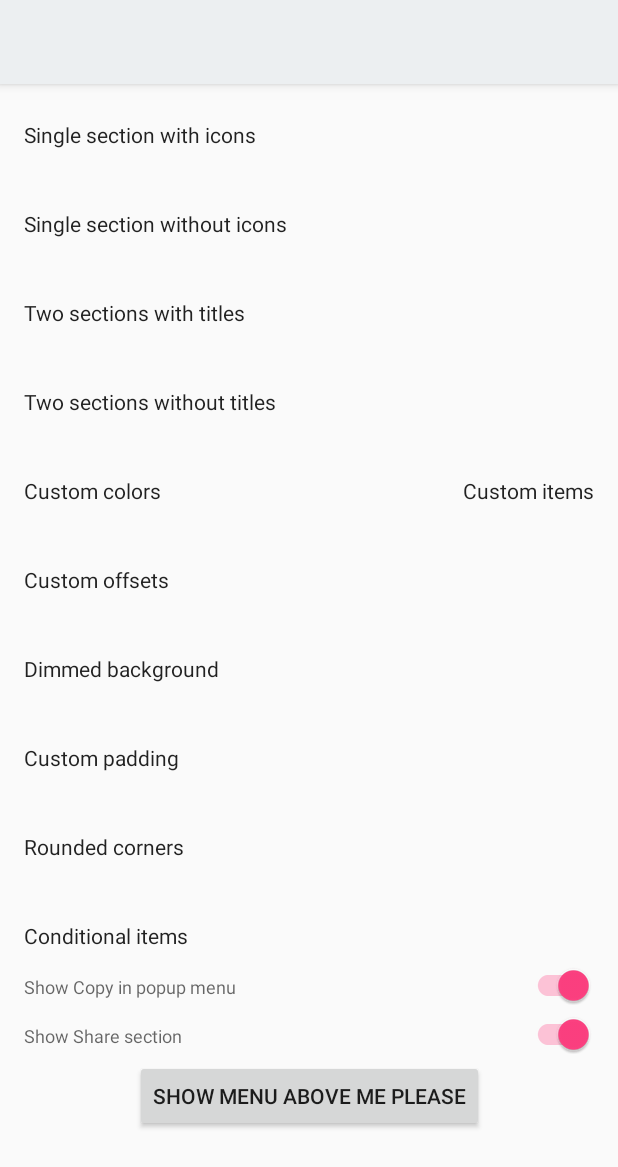
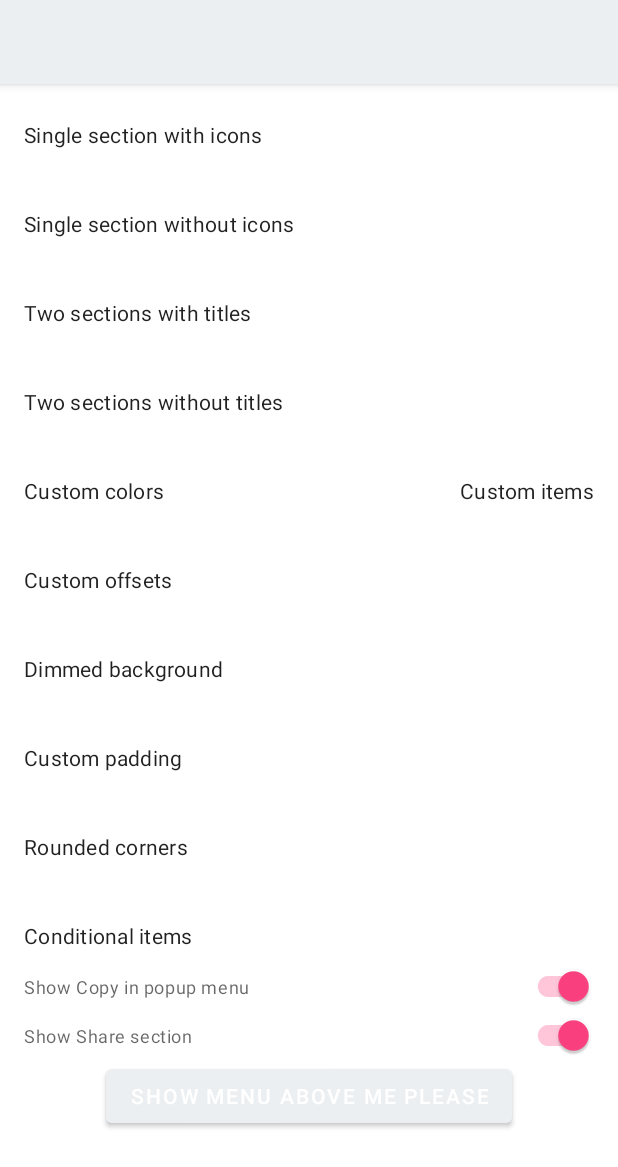
Before and after one commit to zawadz88/MaterialPopupMenu, an Android app: the LightActivity screen opened directly, with no data from a screen before it, on a phone screen of 412 x 824 dp. Shown: the top 1167 px of the screen. Run offline under Robolectric (Android 15) with nearby library versions, the phone set to English and light mode, and no system bars; our stand-ins replace ButterKnife; 3 statements that could not run were skipped.

Commit message:
Added ArchUnit for enforcing `internal` package components do not leak into API. Added MaterialComponents in the sample app.

```diff
--- a/build.gradle
+++ b/build.gradle
@@ -42,9 +42,11 @@ configure(allprojects) {
         ANDROIDX_APPCOMPAT_VERSION          = '1.0.2'
         ANDROIDX_RECYCLERVIEW_VERSION       = '1.0.0'
         ANDROIDX_CONSTRAINTLAYOUT_VERSION   = '1.1.3'
+        MATERIAL_COMPONENTS_VERSION         = '1.0.0'
         BUTTERKNIFE_VERSION                 = '10.1.0'
 
         JUNIT_VERSION                       = '4.12'
+        ARCHUNIT_VERSION                    = '0.12.0'
         HAMCREST_VERSION                    = '1.3'
         MOCKITO_KOTLIN_VERSION              = '2.1.0'
     }
--- a/material-popup-menu/material-popup-menu.gradle
+++ b/material-popup-menu/material-popup-menu.gradle
@@ -35,6 +35,7 @@ dependencies {
     testImplementation "org.jetbrains.kotlin:kotlin-stdlib-jdk7:$KOTLIN_VERSION"
     testImplementation "org.jetbrains.kotlin:kotlin-stdlib:$KOTLIN_VERSION"
     testImplementation "org.jetbrains.kotlin:kotlin-reflect:$KOTLIN_VERSION"
+    testImplementation "com.tngtech.archunit:archunit-junit4:$ARCHUNIT_VERSION"
 }
 
 dokka {
--- a/material-popup-menu/src/main/java/com/github/zawadz88/materialpopupmenu/internal/SectionedRecyclerViewAdapter.kt
+++ b/material-popup-menu/src/main/java/com/github/zawadz88/materialpopupmenu/internal/SectionedRecyclerViewAdapter.kt
@@ -30,7 +30,7 @@ import androidx.recyclerview.widget.RecyclerView
  * @param H  Class extending RecyclerView.ViewHolder to hold and bind the header view
  * @param VH Class extending RecyclerView.ViewHolder to hold and bind the items view
  * */
-abstract class SectionedRecyclerViewAdapter<H : RecyclerView.ViewHolder, VH : RecyclerView.ViewHolder> : RecyclerView.Adapter<RecyclerView.ViewHolder>() {
+internal abstract class SectionedRecyclerViewAdapter<H : RecyclerView.ViewHolder, VH : RecyclerView.ViewHolder> : RecyclerView.Adapter<RecyclerView.ViewHolder>() {
 
     private var sectionForPosition: IntArray? = null
     private var positionWithinSection: IntArray? = null
--- a/sample/sample.gradle
+++ b/sample/sample.gradle
@@ -47,4 +47,5 @@ dependencies {
     implementation("androidx.core:core:$ANDROIDX_CORE_VERSION") {
         force = true
     }
+    implementation("com.google.android.material:material:$MATERIAL_COMPONENTS_VERSION")
 }
--- a/sample/src/main/java/com/github/zawadz88/materialpopupmenu/sample/LightActivity.kt
+++ b/sample/src/main/java/com/github/zawadz88/materialpopupmenu/sample/LightActivity.kt
@@ -21,7 +21,6 @@ import androidx.appcompat.app.AppCompatActivity
 import androidx.appcompat.widget.SwitchCompat
 import androidx.appcompat.widget.Toolbar
 import androidx.core.content.ContextCompat
-import butterknife.BindDimen
 import butterknife.BindView
 import butterknife.ButterKnife
 import butterknife.OnClick
@@ -47,18 +46,6 @@ class LightActivity : AppCompatActivity() {
 
     @BindView(R.id.roundedCornersTextView)
     lateinit var roundedCornersTextView: TextView
-
-    @JvmField
-    @BindDimen(R.dimen.horizontal_button_padding)
-    var horizontalButtonPadding: Int = 0
-
-    @JvmField
-    @BindDimen(R.dimen.horizontal_popup_menu_background_start_padding)
-    var popupMenuBackgroundStartMargin: Int = 0
-
-    @JvmField
-    @BindDimen(R.dimen.horizontal_popup_menu_background_start_padding)
-    var horizontalPopupMenuBackgroundStartPadding: Int = 0
 
     override fun onCreate(savedInstanceState: Bundle?) {
         super.onCreate(savedInstanceState)
@@ -515,7 +502,7 @@ class LightActivity : AppCompatActivity() {
         val popupMenu = popupMenu {
             dropdownGravity = Gravity.TOP xor Gravity.CENTER_HORIZONTAL
             fixedContentWidthInPx = calculatePopupMenuWidthForBottomButton(view)
-            dropDownHorizontalOffset = horizontalButtonPadding - horizontalPopupMenuBackgroundStartPadding
+            dropDownHorizontalOffset = 0
             dropDownVerticalOffset = calculateVerticalOffsetForBottomButton(view)
             section {
                 item {
@@ -537,7 +524,7 @@ class LightActivity : AppCompatActivity() {
         popupMenu.show(this@LightActivity, view)
     }
 
-    private fun calculatePopupMenuWidthForBottomButton(view: View) = view.width - 2 * horizontalButtonPadding
+    private fun calculatePopupMenuWidthForBottomButton(view: View) = view.width
 
     /**
      * There was a change in dropdown offsets on Nougat. Before it the popup menu would be displayed on top of the View and not above it.
--- a/sample/src/main/res/layout/activity_dark.xml
+++ b/sample/src/main/res/layout/activity_dark.xml
@@ -24,6 +24,7 @@
         <androidx.constraintlayout.widget.ConstraintLayout
             android:layout_width="match_parent"
             android:layout_height="0dp"
+            android:clipToPadding="false"
             android:paddingBottom="16dp">
 
             <TextView
--- a/sample/src/main/res/layout/activity_light.xml
+++ b/sample/src/main/res/layout/activity_light.xml
@@ -24,6 +24,7 @@
         <androidx.constraintlayout.widget.ConstraintLayout
             android:layout_width="match_parent"
             android:layout_height="0dp"
+            android:clipToPadding="false"
             android:paddingBottom="16dp">
 
             <TextView
--- a/sample/src/main/res/values-v21/dimens.xml
+++ /dev/null
@@ -1,4 +0,0 @@
-<?xml version="1.0" encoding="utf-8"?>
-<resources>
-    <dimen name="horizontal_popup_menu_background_start_padding">0dp</dimen>
-</resources>
--- a/sample/src/main/res/values/dimens.xml
+++ /dev/null
@@ -1,5 +0,0 @@
-<?xml version="1.0" encoding="utf-8"?>
-<resources>
-    <dimen name="horizontal_button_padding">4dp</dimen>
-    <dimen name="horizontal_popup_menu_background_start_padding">8dp</dimen>
-</resources>
--- a/sample/src/main/res/values/styles.xml
+++ b/sample/src/main/res/values/styles.xml
@@ -1,6 +1,6 @@
 <resources>
 
-    <style name="AppTheme" parent="Theme.AppCompat.Light.DarkActionBar">
+    <style name="AppTheme" parent="Theme.MaterialComponents.Light.DarkActionBar">
         <item name="windowActionBar">false</item>
         <item name="windowNoTitle">true</item>
 
@@ -9,13 +9,13 @@
         <item name="colorAccent">@color/colorAccent</item>
     </style>
 
-    <style name="AppTheme.Light" parent="Theme.AppCompat.Light.NoActionBar">
+    <style name="AppTheme.Light" parent="Theme.MaterialComponents.Light.NoActionBar">
         <item name="colorPrimary">@color/lightColorPrimary</item>
         <item name="colorPrimaryDark">@color/lightColorPrimaryDark</item>
         <item name="colorAccent">@color/colorAccent</item>
     </style>
 
-    <style name="AppTheme.Dark" parent="Theme.AppCompat.NoActionBar">
+    <style name="AppTheme.Dark" parent="Theme.MaterialComponents.NoActionBar">
         <item name="colorPrimary">@color/colorPrimary</item>
         <item name="colorPrimaryDark">@color/colorPrimaryDark</item>
         <item name="colorAccent">@color/colorAccent</item>
@@ -31,13 +31,13 @@
         <item name="android:layout_marginTop">8dp</item>
         <item name="android:paddingBottom">16dp</item>
         <item name="android:paddingTop">16dp</item>
-        <item name="android:textAppearance">@style/TextAppearance.AppCompat.Title</item>
+        <item name="android:textAppearance">?textAppearanceHeadline6</item>
     </style>
 
     <style name="SubtitleLabel">
         <item name="android:layout_marginStart">16dp</item>
         <item name="android:layout_marginTop">0dp</item>
-        <item name="android:textAppearance">@style/TextAppearance.AppCompat.Caption</item>
+        <item name="android:textAppearance">?attr/textAppearanceCaption</item>
     </style>
 
     <style name="Widget.MPM.Menu.Dark.CustomBackground">
```
Also changed, not shown: sample/src/main/java/com/github/zawadz88/materialpopupmenu/sample/DarkActivity.kt (+2 -11 lines), 1 other file.
